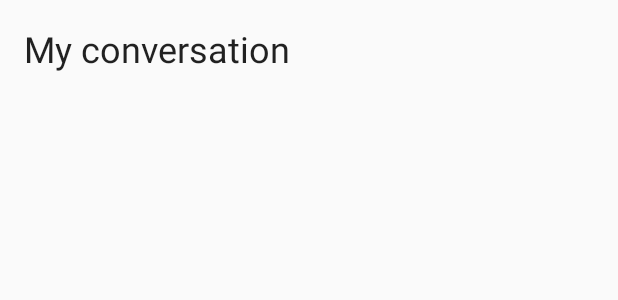
After one commit to danbo2468/FriendshipBenchAndroid, an Android app: the layout conversation_layout.xml on its own in the app's theme, with its tools: preview values and no code run, on a phone screen of 412 x 824 dp. The commit adds this screen. Shown: the top 300 px of the screen. Run offline under Robolectric (Android 15) with nearby library versions, the phone set to English and light mode, and no system bars; network calls fail; Roboto replaces fonts that are not available here.

Commit message:
Added a conversation item in the hamburger menu.

```diff
--- a/app/build.gradle
+++ b/app/build.gradle
@@ -21,6 +21,7 @@ android {
 dependencies {
     compile 'com.google.code.gson:gson:2.8.0'
     compile 'com.android.volley:volley:1.1.0'
+    compile 'com.github.nkzawa:socket.io-client:0.3.0'
     implementation fileTree(dir: 'libs', include: ['*.jar'])
     implementation 'com.android.support:appcompat-v7:26.1.0'
     implementation 'com.android.support:design:26.1.0'
--- a/app/src/main/java/com/hanze/wad/friendshipbench/MainActivity.java
+++ b/app/src/main/java/com/hanze/wad/friendshipbench/MainActivity.java
@@ -66,6 +66,10 @@ public class MainActivity extends AppCompatActivity implements NavigationView.On
                         .replace(R.id.content_frame, new ChooseHealthworkerFragment())
                         .commit();
             }
+        } else if (id == R.id.nav_conversations) {
+            fragmentManager.beginTransaction()
+                    .replace(R.id.content_frame, new ConversationFragment())
+                    .commit();
         } else if (id == R.id.nav_profile) {
             fragmentManager.beginTransaction()
                     .replace(R.id.content_frame, new ProfileFragment())
--- /dev/null
+++ b/app/src/main/res/layout/conversation_layout.xml
@@ -0,0 +1,30 @@
+<?xml version="1.0" encoding="utf-8"?>
+<!--
+  ~ Copyright (c) 2018. Developed by the Hanzehogeschool Groningen for Friendship Bench Zimbabwe.
+  -->
+
+<RelativeLayout xmlns:android="http://schemas.android.com/apk/res/android"
+    android:layout_width="match_parent" android:layout_height="match_parent">
+
+    <ScrollView
+        android:layout_width="match_parent"
+        android:layout_height="match_parent">
+
+        <LinearLayout
+            style="@style/FragmentPadding"
+            android:layout_width="match_parent"
+            android:layout_height="wrap_content"
+            android:orientation="vertical" >
+
+            <TextView
+                android:id="@+id/textView"
+                style="@style/FragmentTextHeader"
+                android:layout_width="match_parent"
+                android:layout_height="wrap_content"
+                android:layout_marginBottom="16dp"
+                android:text="@string/header_conversation" />
+
+        </LinearLayout>
+    </ScrollView>
+
+</RelativeLayout>
--- a/app/src/main/res/menu/activity_main_drawer.xml
+++ b/app/src/main/res/menu/activity_main_drawer.xml
@@ -13,6 +13,10 @@
             android:icon="@drawable/ic_menu_appointment"
             android:title="@string/menu_appointments" />
         <item
+            android:id="@+id/nav_conversations"
+            android:icon="@drawable/ic_menu_conversations"
+            android:title="@string/menu_conversations" />
+        <item
             android:id="@+id/nav_healthworker"
             android:icon="@drawable/ic_menu_healthworker"
             android:title="@string/menu_healthworker" />
--- a/app/src/main/res/values/strings.xml
+++ b/app/src/main/res/values/strings.xml
@@ -8,6 +8,7 @@
 
     <string name="menu_appointments">Appointments</string>
     <string name="menu_healthworker">Healthworker</string>
+    <string name="menu_conversations">Conversations</string>
     <string name="menu_profile">Profile</string>
     <string name="menu_questionnaires">Questionnaires</string>
     <string name="menu_about">About</string>
@@ -19,6 +20,7 @@
     <string name="header_new_questionnaire">New questionnaire</string>
     <string name="header_questionnaires">My questionnaires</string>
     <string name="header_about">About the Friendship Bench</string>
+    <string name="header_conversation">My conversation</string>
 
     <string name="text_full_about">We try to reach out to people in Zimbabwe who are in need of help. Think about people who suffer from mental disorders, unwanted pregnancies or anything else that comes with (mental) problems. \n\nWe work with a SSQ-14, a question list which can determine if you are in need of help.</string>
     <string name="text_full_ssq14">By filling in this SSQ14 questionnaire, we can determine if you are in need of help.</string>
```
Also changed, not shown: app/src/main/java/com/hanze/wad/friendshipbench/ConversationFragment.java (added, +59 -0 lines), app/src/main/res/drawable-hdpi/ic_menu_conversations.png (added), app/src/main/res/drawable-mdpi/ic_menu_conversations.png (added), app/src/main/res/drawable-xhdpi/ic_menu_conversations.png (added), app/src/main/res/drawable-xxhdpi/ic_menu_conversations.png (added).
